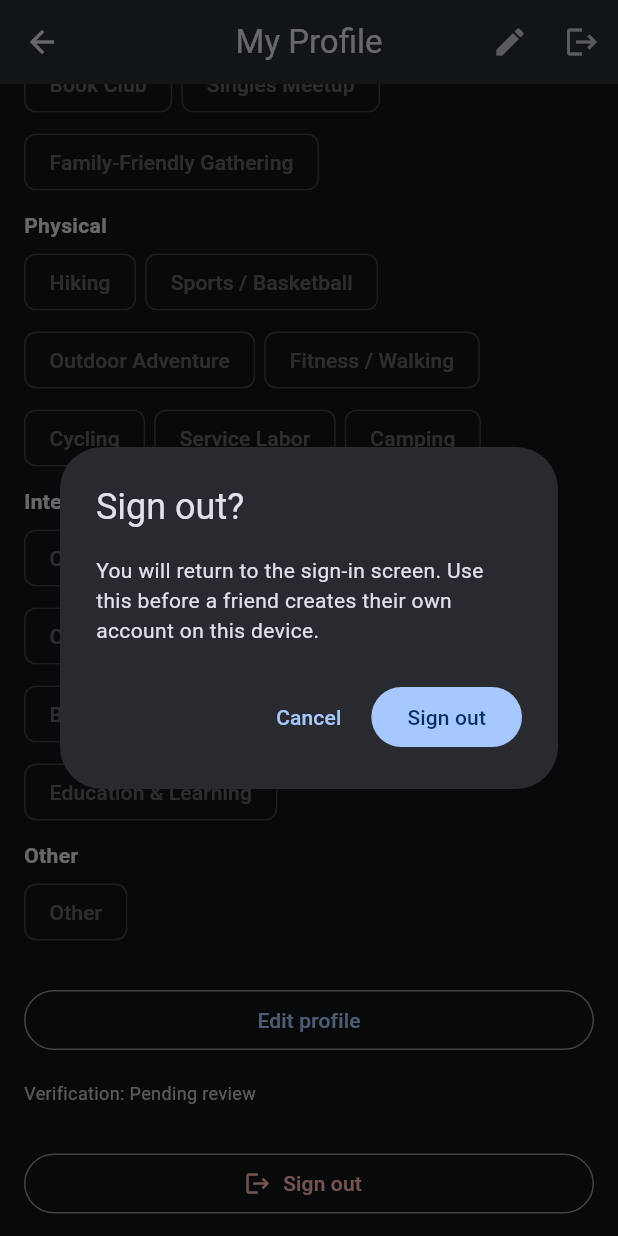
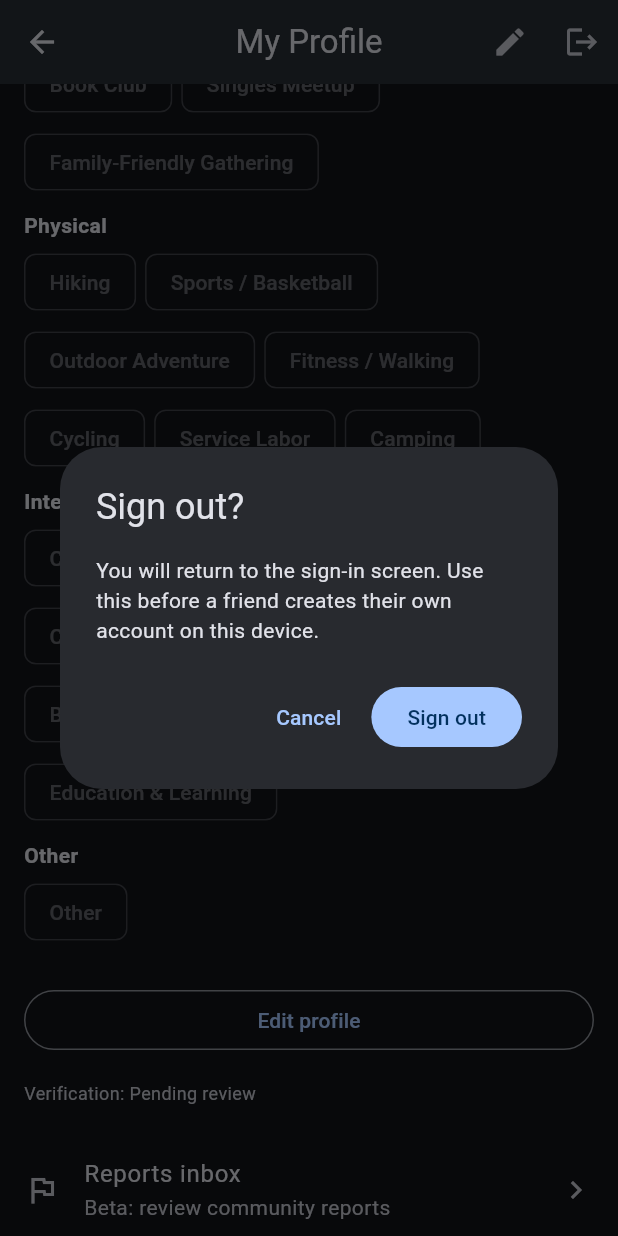
Before and after one commit to divisCorp/TheGathering, a Flutter app: the ProfileScreen screen opened directly, scrolled down 1152 dp, after a tap on the "logout" icon, on a phone screen of 412 x 824 dp. Run offline on Flutter 3.47's test engine with Material 3 defaults, Android fonts, the phone set to English and light mode, and no system bars; our stand-ins replace flutter_dotenv, flutter_map, flutter_riverpod, geolocator, go_router, image_picker and 4 more; accounts and stored records are empty; network calls fail.

Commit message:
feat: beta reports inbox, profile nudge, and moderation SQL
Add a community reports inbox (review/dismiss/resolve/hide activity),
link it from Profile and Discover, nudge incomplete profiles on home,
and ship moderation_beta.sql so report list policies work for beta.

```diff
--- a/lib/providers/router_provider.dart
+++ b/lib/providers/router_provider.dart
@@ -6,6 +6,7 @@ import 'package:the_gathering/providers/auth_provider.dart';
 import 'package:the_gathering/screens/auth_screen.dart';
 import 'package:the_gathering/screens/event_detail_screen.dart';
 import 'package:the_gathering/screens/main_shell.dart';
+import 'package:the_gathering/screens/reports_inbox_screen.dart';
 
 /// Notifies GoRouter when auth changes — without recreating the router.
 class _AuthRouterRefresh extends ChangeNotifier {
@@ -55,6 +56,10 @@ final goRouterProvider = Provider<GoRouter>((ref) {
           return EventDetailScreen(event: event);
         },
       ),
+      GoRoute(
+        path: '/reports',
+        builder: (context, state) => const ReportsInboxScreen(),
+      ),
     ],
   );
 });
--- a/lib/screens/home_screen.dart
+++ b/lib/screens/home_screen.dart
@@ -10,6 +10,7 @@ import 'package:latlong2/latlong.dart';
 import 'package:permission_handler/permission_handler.dart';
 import 'package:shared_preferences/shared_preferences.dart';
 import 'package:the_gathering/models/event.dart';
+import 'package:the_gathering/providers/current_profile_provider.dart';
 import 'package:the_gathering/services/events_service.dart';
 import 'package:the_gathering/services/interests_service.dart';
 import 'package:the_gathering/services/seed_service.dart';
@@ -250,12 +251,45 @@ class _HomeScreenState extends ConsumerState<HomeScreen> {
     }
   }
 
+  Widget? _profileNudge(BuildContext context) {
+    final profileAsync = ref.watch(currentProfileProvider);
+    final profile = profileAsync.valueOrNull;
+    if (profile == null) return null;
+    final missing = <String>[];
+    if (profile.displayName.isEmpty || profile.displayName == 'Member') {
+      missing.add('display name');
+    }
+    if (profile.city == null || profile.city!.trim().isEmpty) {
+      missing.add('city');
+    }
+    if (profile.interests.isEmpty) missing.add('interests');
+    if (missing.isEmpty) return null;
+
+    return Material(
+      color: Theme.of(context).colorScheme.tertiaryContainer.withValues(alpha: 0.45),
+      borderRadius: BorderRadius.circular(8),
+      child: ListTile(
+        dense: true,
+        leading: const Icon(Icons.person_outline),
+        title: Text('Finish your profile (${missing.join(', ')})'),
+        subtitle: const Text('Helps others trust hosts and find good matches.'),
+        trailing: const Icon(Icons.chevron_right),
+        onTap: () => context.go('/profile'),
+      ),
+    );
+  }
+
   @override
   Widget build(BuildContext context) {
     return Scaffold(
       appBar: AppBar(
         title: const Text('The Gathering'),
         actions: [
+          IconButton(
+            icon: const Icon(Icons.flag_outlined),
+            tooltip: 'Reports inbox',
+            onPressed: () => context.push('/reports'),
+          ),
           IconButton(
             icon: const Icon(Icons.my_location),
             tooltip: 'Refresh location',
@@ -273,6 +307,16 @@ class _HomeScreenState extends ConsumerState<HomeScreen> {
         child: Column(
           crossAxisAlignment: CrossAxisAlignment.start,
           children: [
+            Builder(
+              builder: (context) {
+                final nudge = _profileNudge(context);
+                if (nudge == null) return const SizedBox.shrink();
+                return Padding(
+                  padding: const EdgeInsets.only(bottom: 10),
+                  child: nudge,
+                );
+              },
+            ),
             Text(
               _showingAllUpcoming
                   ? 'Upcoming activities — ${_getFilterLabel()}'
--- a/lib/screens/profile_screen.dart
+++ b/lib/screens/profile_screen.dart
@@ -504,7 +504,17 @@ class _ProfileScreenState extends ConsumerState<ProfileScreen> {
                       color: theme.colorScheme.onSurfaceVariant,
                     ),
                   ),
-                  const SizedBox(height: 28),
+                  const SizedBox(height: 20),
+                  ListTile(
+                    contentPadding: EdgeInsets.zero,
+                    leading: const Icon(Icons.flag_outlined),
+                    title: const Text('Reports inbox'),
+                    subtitle: const Text('Beta: review community reports'),
+                    trailing: const Icon(Icons.chevron_right),
+                    onTap: () => context.push('/reports'),
+                  ),
+                  const Divider(),
+                  const SizedBox(height: 8),
                   OutlinedButton.icon(
                     onPressed: _isLoading ? null : _signOut,
                     icon: const Icon(Icons.logout),
--- a/pubspec.yaml
+++ b/pubspec.yaml
@@ -2,7 +2,7 @@ name: the_gathering
 description: "The Gathering - Uplifting activities. Genuine friendships. Right where you are. Mobile app for LDS members to find and organize wholesome activities."
 publish_to: 'none'
 
-version: 0.1.2+3
+version: 0.1.3+4
 
 environment:
   sdk: '>=3.3.0 <4.0.0'
```
Also changed, not shown: lib/screens/auth_screen.dart (+9 -0 lines), lib/screens/reports_inbox_screen.dart (added, +293 -0 lines), lib/services/reports_service.dart (+54 -0 lines), 2 other files.
